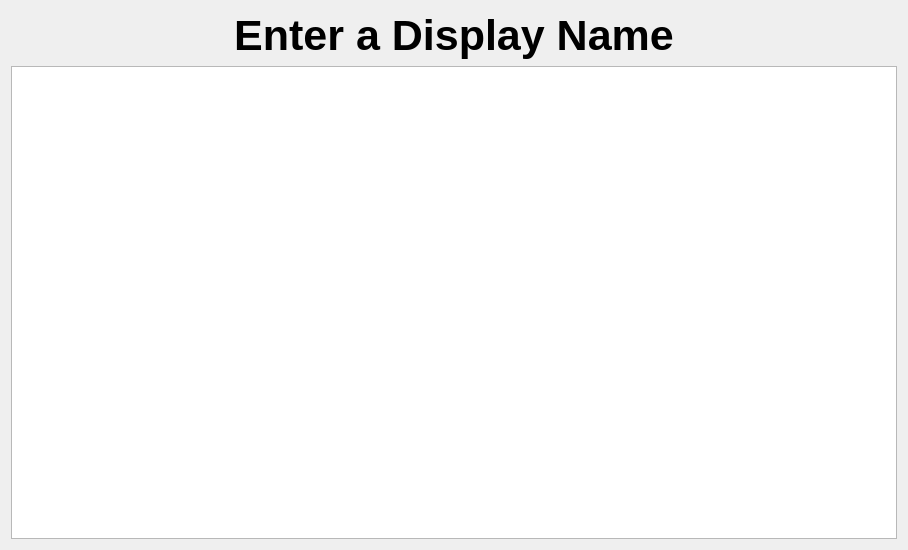
Before: the Qt Designer form src/gui/ui/get_user_id.ui in MaxB321/TimeBranchr, drawn with Qt 5.
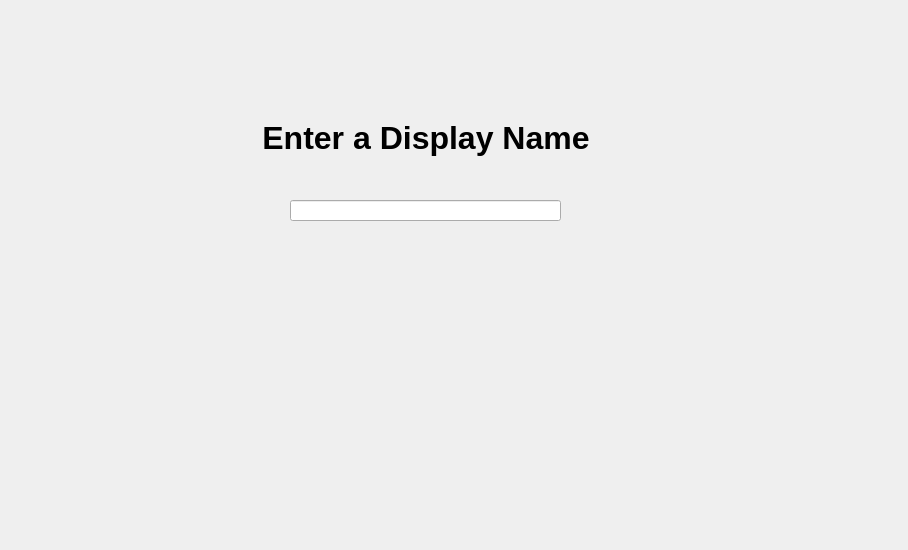
After: the same form once the commit is applied.

Commit message: dialog is done being designed, now needs functionality

Patch:
```diff
--- a/src/gui/ui/get_user_id.ui
+++ b/src/gui/ui/get_user_id.ui
@@ -13,12 +13,18 @@
   <property name="windowTitle">
    <string>Dialog</string>
   </property>
-  <layout class="QVBoxLayout" name="verticalLayout">
-   <item>
-    <widget class="QLabel" name="label">
+  <widget class="QLabel" name="prompt">
+   <property name="geometry">
+    <rect>
+     <x>210</x>
+     <y>110</y>
+     <width>432</width>
+     <height>57</height>
+    </rect>
+   </property>
      <property name="font">
       <font>
-       <pointsize>32</pointsize>
+     <pointsize>24</pointsize>
        <bold>true</bold>
       </font>
      </property>
@@ -29,11 +35,16 @@
       <string>&lt;html&gt;&lt;head/&gt;&lt;body&gt;&lt;p align=&quot;center&quot;&gt;Enter a Display Name&lt;/p&gt;&lt;/body&gt;&lt;/html&gt;</string>
      </property>
     </widget>
-   </item>
-   <item>
-    <widget class="QPlainTextEdit" name="plainTextEdit"/>
-   </item>
-  </layout>
+  <widget class="QLineEdit" name="lineEdit">
+   <property name="geometry">
+    <rect>
+     <x>290</x>
+     <y>200</y>
+     <width>271</width>
+     <height>21</height>
+    </rect>
+   </property>
+  </widget>
  </widget>
  <resources/>
  <connections/>
```
Left out of the diff: 4 changed lines with no effect on the pictures. Lines whose indentation alone changed are shown as unchanged. The commit also changes 5 other files.
